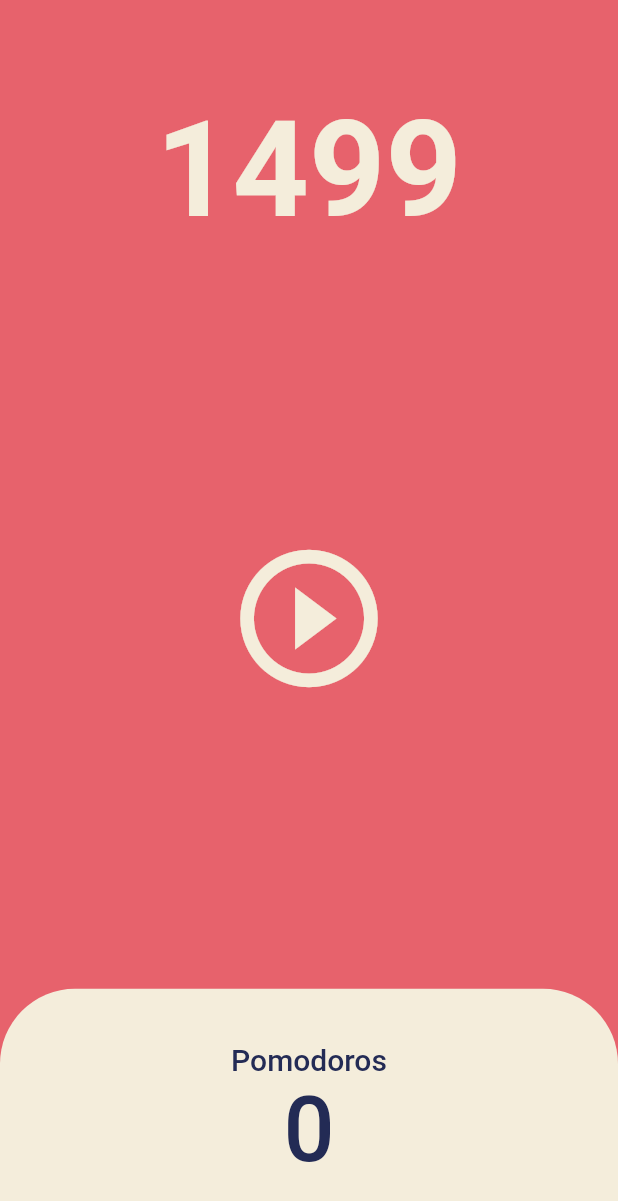
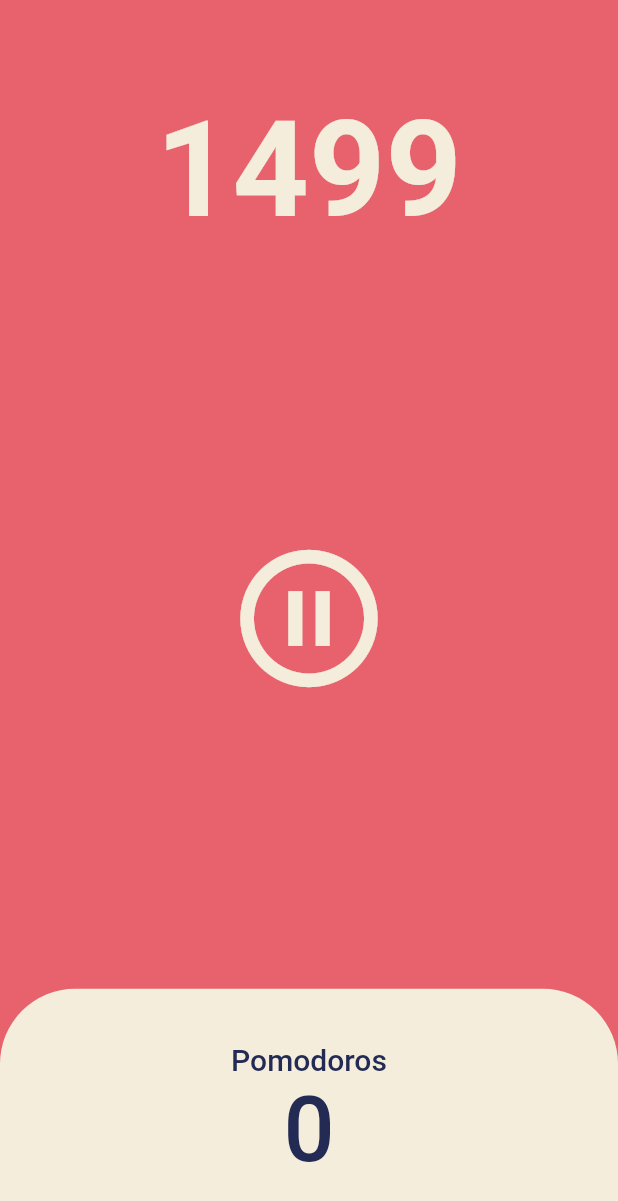
Before and after one commit to sy5072/HelloDartFlutter, a Flutter app: the screen it shows after launch, after a tap on the "play circle outline" icon, on a phone screen of 412 x 824 dp. Shown: the top 1201 px of the screen. Run offline on Flutter 3.47's test engine with Material 2 defaults, Android fonts, the phone set to English and light mode, and no system bars.

Commit message:
pomodoro/pausePlay

```diff
--- a/pomodoro/lib/screens/home_screen.dart
+++ b/pomodoro/lib/screens/home_screen.dart
@@ -11,6 +11,7 @@ class HomeScreen extends StatefulWidget {
 
 class _HomeScreenState extends State<HomeScreen> {
   int totalSeconds = 1500;
+  bool isRunning = false;
   late Timer timer;
 
   void onTick(Timer timer) {
@@ -20,7 +21,20 @@ class _HomeScreenState extends State<HomeScreen> {
   }
 
   void onStartPressed() {
-    timer = Timer.periodic(const Duration(seconds: 1), onTick);
+    timer = Timer.periodic(
+      const Duration(seconds: 1),
+      onTick,
+    );
+    setState(() {
+      isRunning = true;
+    });
+  }
+
+  void onPausePressed() {
+    timer.cancel();
+    setState(() {
+      isRunning = false;
+    });
   }
 
   @override
@@ -49,8 +63,10 @@ class _HomeScreenState extends State<HomeScreen> {
                 child: IconButton(
               iconSize: 110,
               color: Theme.of(context).cardColor,
-              onPressed: onStartPressed,
-              icon: const Icon(Icons.play_circle_outline_outlined),
+              onPressed: isRunning ? onPausePressed : onStartPressed,
+              icon: Icon(isRunning
+                  ? Icons.pause_circle_outline
+                  : Icons.play_circle_outline_outlined),
             )),
           ),
           Flexible(
```
